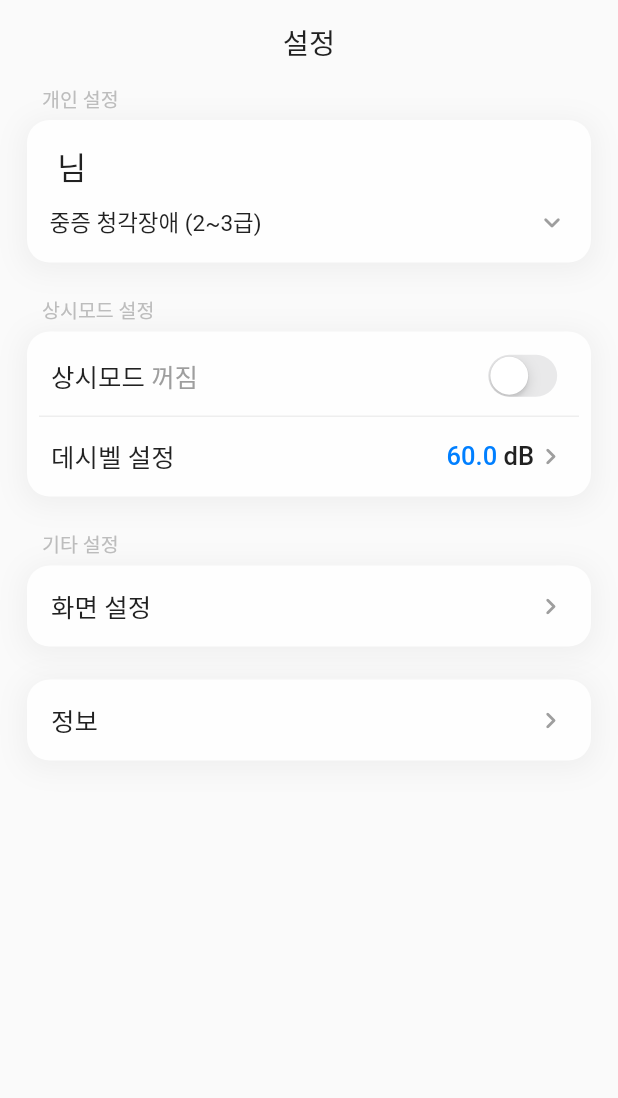
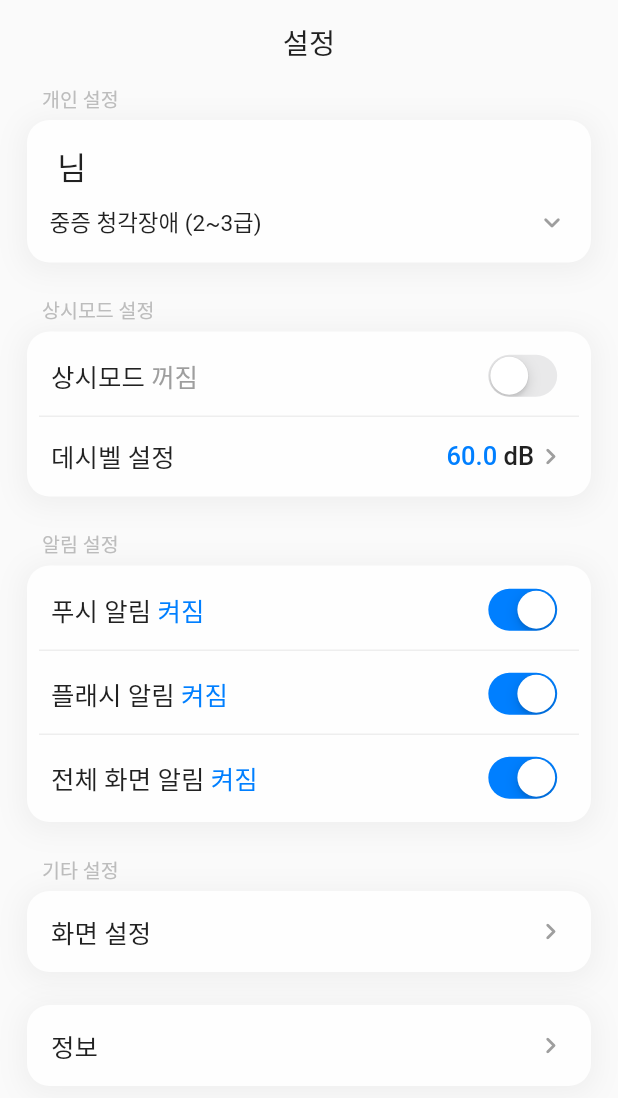
Before and after one commit to wkkyu088/hear_for_you, a Flutter app: the SettingScreen screen opened directly, on a phone screen of 412 x 824 dp. Shown: the top 1098 px of the screen. Run offline on Flutter 3.47's test engine with Material 2 defaults, Android fonts, the light colour scheme and no system bars; our stand-ins replace carousel_slider, dio, flutter_local_notifications, image_gallery_saver, loading_animation_widget, logger and 6 more; missing offline and left inert: android_alarm_manager_plus, audio_session, colorful_safe_area, flutter_sound, flutter_sound_platform_interface, siri_wave and 2 more; accounts and stored records are empty; Roboto replaces fonts that are missing (PretendardBold, PretendardMedium).

Commit message:
설정화면에 알림 설정 추가

```diff
--- a/lib/screens/setting_screen.dart
+++ b/lib/screens/setting_screen.dart
@@ -65,6 +65,61 @@ class _SettingScreenState extends State<SettingScreen> {
             const Spacer(),
             action,
           ],
+        ),
+      );
+    }
+
+    void setCases(int n, bool value) async {
+      final SharedPreferences pref = await SharedPreferences.getInstance();
+      pref.setBool('case${n + 1}', value);
+      print("case${n + 1} changed! : $value");
+    }
+
+    List<String> notis = ["푸시 알림 ", "플래시 알림 ", "전체 화면 알림 "];
+    Widget notiItem(n) {
+      return InkWell(
+        onTap: () async {
+          setState(() {
+            cases[n] = !cases[n];
+            setCases(n, cases[n]);
+          });
+        },
+        child: Container(
+          padding: const EdgeInsets.symmetric(vertical: 14, horizontal: 8),
+          child: Row(
+            children: [
+              Text(notis[n], style: settingTitleStyle),
+              cases[n]
+                  ? Text(
+                      '켜짐',
+                      style: TextStyle(
+                        fontFamily: 'PretendardBold',
+                        fontSize: kM,
+                        color: kMain,
+                      ),
+                    )
+                  : Text(
+                      '꺼짐',
+                      style: TextStyle(
+                        fontFamily: 'PretendardBold',
+                        fontSize: kM,
+                        color: kGrey5,
+                      ),
+                    ),
+              const Spacer(),
+              Transform.scale(
+                scale: 0.9,
+                child: SizedBox(
+                  height: 10,
+                  child: CupertinoSwitch(
+                    activeColor: kMain,
+                    value: cases[n],
+                    onChanged: (value) {},
+                  ),
+                ),
+              ),
+            ],
+          ),
         ),
       );
     }
@@ -251,6 +306,25 @@ class _SettingScreenState extends State<SettingScreen> {
                   const EdgeInsets.symmetric(vertical: 3, horizontal: 8),
                 ),
                 // 4. 알림 설정 영역
+                customCard(
+                  "알림 설정",
+                  Column(
+                    children: [
+                      notiItem(0),
+                      spacer(const EdgeInsets.only(bottom: 2)),
+                      Platform.isAndroid
+                          ? Column(
+                              children: [
+                                notiItem(1),
+                                spacer(const EdgeInsets.only(bottom: 2)),
+                              ],
+                            )
+                          : Container(),
+                      notiItem(2),
+                    ],
+                  ),
+                  const EdgeInsets.symmetric(vertical: 3, horizontal: 8),
+                ),
                 // customCard(
                 //   '알림 설정',
                 //   Column(
--- a/lib/service/notification.dart
+++ b/lib/service/notification.dart
@@ -30,7 +30,8 @@ initNotification() async {
 
 //2. 이 함수를 필요한 곳에서 실행하면 알림이 나옴. content에는 원하는 알림 내용 넣기!
 showNotification(var alarmID, var content) async {
-  if (Platform.isAndroid) {
+  // --------------- cases[1] 플래시 알림 설정이 true이면 알림을 울리게 ---------------
+  if (Platform.isAndroid && cases[1]) {
     FlashLight.startFlashLight(0);
   }
   var androidDetails = AndroidNotificationDetails(
@@ -47,9 +48,12 @@ showNotification(var alarmID, var content) async {
     presentSound: true,
   );
 
-  // 알림 id, 제목, 내용 맘대로 채우기
-  notifications.show(1, '$alarmID', '$content',
-      NotificationDetails(android: androidDetails, iOS: iosDetails),
-      payload: '부가정보' // 부가정보
-      );
+  // --------------- cases[0] 푸시알림 설정이 true이면 알림을 울리게 ---------------
+  if (cases[0]) {
+    // 알림 id, 제목, 내용 맘대로 채우기
+    notifications.show(1, '$alarmID', '$content',
+        NotificationDetails(android: androidDetails, iOS: iosDetails),
+        payload: '부가정보' // 부가정보
+        );
+  }
 }
--- a/lib/widgets/regular_popup.dart
+++ b/lib/widgets/regular_popup.dart
@@ -38,6 +38,8 @@ class PopupState extends State<ModelPopup> {
     super.initState();
     Future<String> prediction = FunctionClass.getPrediction();
     prediction.then((val) async {
+      // --------------- cases[2] 전체 화면 알림 설정이 true이면 알림을 울리게 ---------------
+      if (cases[2]) {
         if (Platform.isAndroid) {
           DateTime now = DateTime.now();
           DateTime time = DateTime(
@@ -55,9 +57,11 @@ class PopupState extends State<ModelPopup> {
           returnWidget = AlarmScreen(alarmName: val);
           setState(() {});
         }
+      }
     }).catchError((error) async {
       // SignalException은 무슨 소리인지 인지하지 못했을 경우임. 이때는 에러는 아니므로 다른 처리
       if (error.toString() == "SignalException") {
+        if (cases[2]) {
           if (Platform.isAndroid) {
             DateTime now = DateTime.now();
             DateTime time = DateTime(
@@ -78,6 +82,7 @@ class PopupState extends State<ModelPopup> {
                 AlarmScreen(alarmName: "${int.parse(dB.toString())} dB 이상의 소리");
             setState(() {});
           }
+        }
       } else {
         print("analyzing : 에러가 발생했습니다 : $error");
         logToServer.add("analyzing : 에러가 발생했습니다 : $error");
@@ -90,6 +95,7 @@ class PopupState extends State<ModelPopup> {
   @override
   Widget build(BuildContext context) {
     return Consumer<AlarmState>(builder: (context, state, child) {
+      print("state ${state.isFired}");
       if (state.isFired) {
         Navigator.pop(context);
       }
```
Lines whose indentation alone changed are shown as unchanged.
